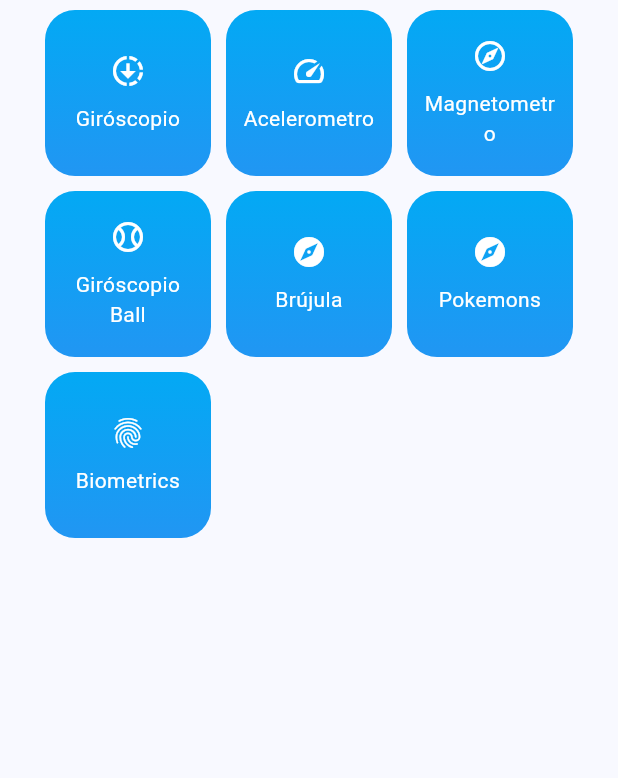
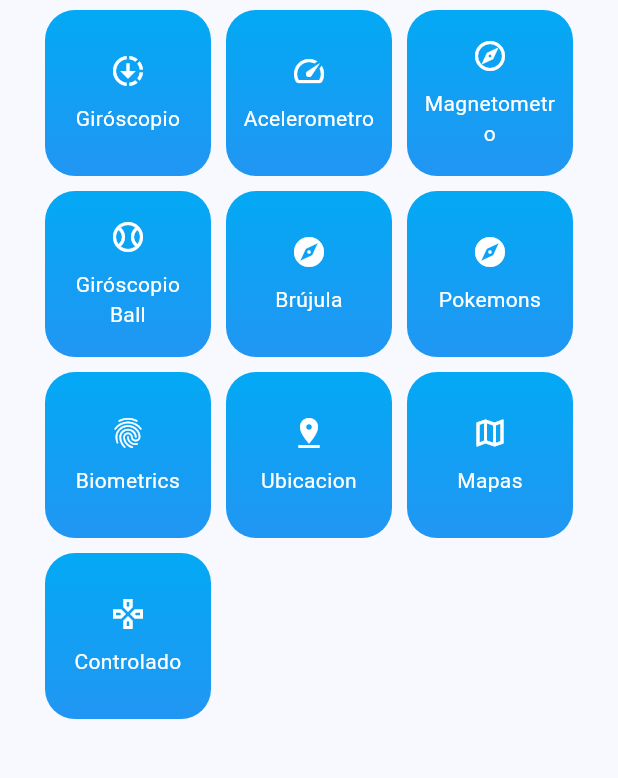
Before and after one commit to manypark/miscelaneos, a Flutter app: the screen it shows after launch, on a phone screen of 412 x 824 dp, the part 74-852 px from its top. Run offline on Flutter 3.47's test engine with Material 2 defaults, Android fonts, the phone set to English and light mode, and no system bars; our stand-ins replace dio, flutter_compass, flutter_riverpod, go_router, google_fonts, local_auth and 3 more.

Commit message:
feat: add router for locations screen, install geolocator package

```diff
--- a/lib/config/router/app_router.dart
+++ b/lib/config/router/app_router.dart
@@ -65,6 +65,20 @@ final appRouter = GoRouter(
       builder: (context, state) => const BiometricScreen(),
     ),
 
+    // Ubicacion y mapas
+    GoRoute(
+      path: '/location',
+      builder: (context, state) => const LocationScreen(),
+    ),
+    GoRoute(
+      path: '/maps',
+      builder: (context, state) => const MapScreen(),
+    ),
+    GoRoute(
+      path: '/controlled-map',
+      builder: (context, state) => const ControlledMapScreen(),
+    ),
+
   ]
 
 );
--- a/lib/presentation/screens/locations/controlled_map_screen.dart
+++ b/lib/presentation/screens/locations/controlled_map_screen.dart
@@ -7,7 +7,7 @@ class ControlledMapScreen extends StatelessWidget {
   @override
   Widget build(BuildContext context) {
     return Scaffold(
-      appBar: AppBar( title:  const Text('Controlled MAp Screen ') ),
+      appBar: AppBar( title:  const Text('Controlled Map Screen') ),
     );
   }
 
--- a/lib/presentation/screens/locations/map_screen.dart
+++ b/lib/presentation/screens/locations/map_screen.dart
@@ -7,7 +7,7 @@ class MapScreen extends StatelessWidget {
   @override
   Widget build(BuildContext context) {
     return Scaffold(
-      appBar: AppBar( title:  const Text('Location Screen') ),
+      appBar: AppBar( title:  const Text('Map Screen') ),
     );
   }
 
--- a/lib/presentation/widgets/shared/main_menu.dart
+++ b/lib/presentation/widgets/shared/main_menu.dart
@@ -22,8 +22,14 @@ class MenuItem {
 
     MenuItem(title: 'Giróscopio Ball', icon: Icons.sports_baseball_outlined, route: '/gyroscope-ball'),
     MenuItem(title: 'Brújula',         icon: Icons.explore,                  route: '/compass'),
+
     MenuItem(title: 'Pokemons',        icon: Icons.explore,                  route: '/pokemons' ),
+
     MenuItem(title: 'Biometrics',      icon: Icons.fingerprint,               route: '/biometrics' ),
+
+    MenuItem(title: 'Ubicacion',      icon: Icons.pin_drop,                  route: '/location' ),
+    MenuItem(title: 'Mapas',          icon: Icons.map_outlined,              route: '/maps' ),
+    MenuItem(title: 'Controlado',     icon: Icons.gamepad_outlined,          route: '/controlled-map' ),
   ];
 
 class MainMenu extends StatelessWidget {
--- a/pubspec.yaml
+++ b/pubspec.yaml
@@ -12,6 +12,7 @@ dependencies:
     sdk: flutter
   flutter_compass: ^0.7.0
   flutter_riverpod: ^2.3.7
+  geolocator: ^10.0.0
   go_router: ^10.1.0
   google_fonts: ^5.1.0
   local_auth: ^2.1.6
```
Also changed, not shown: pubspec.lock, 3 other files.
